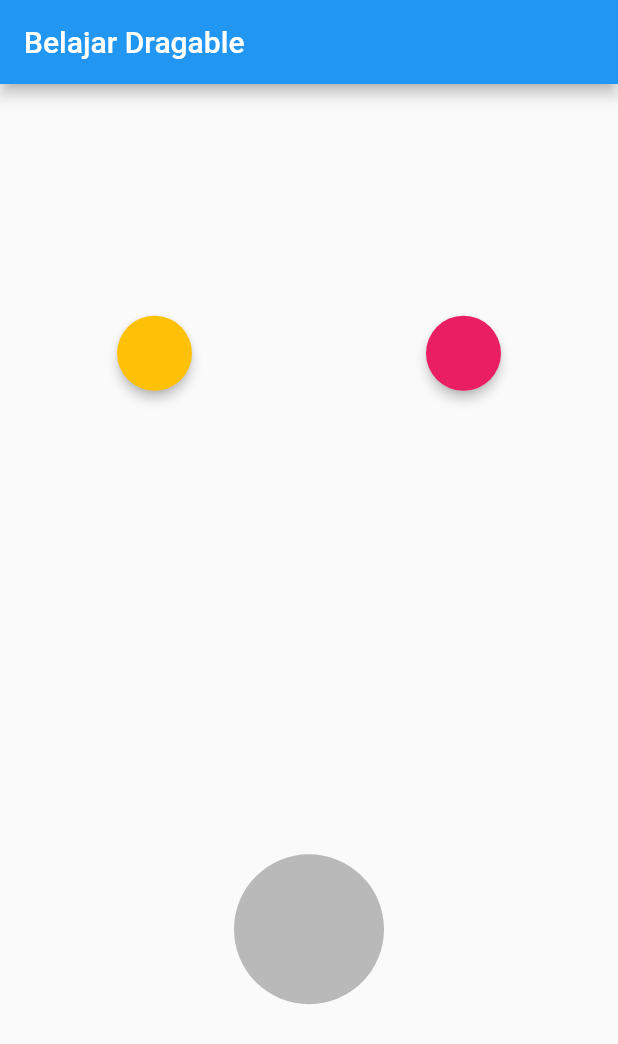
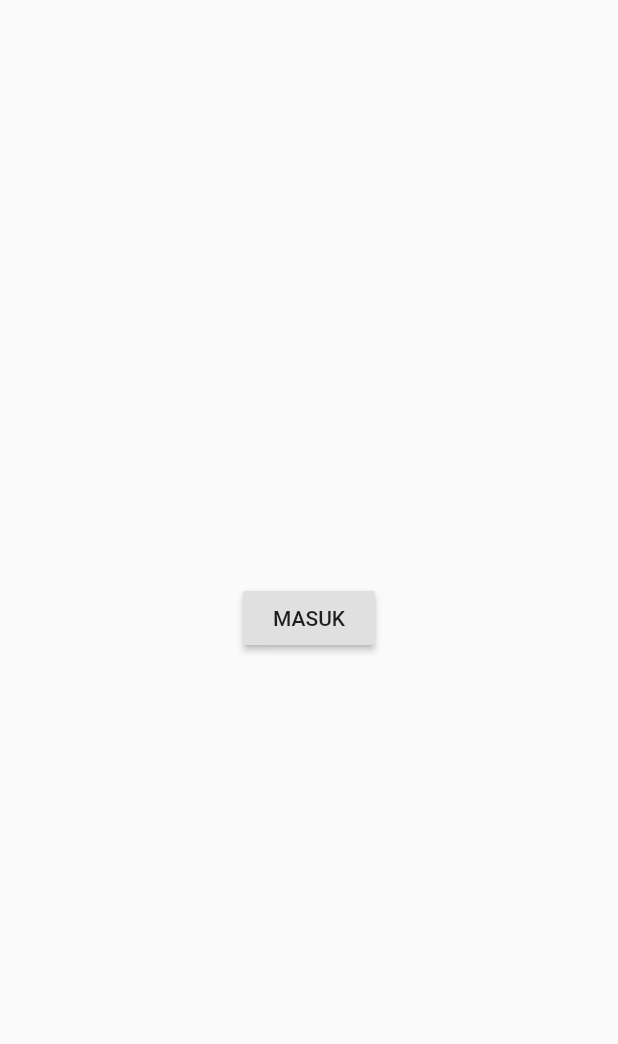
Before and after one commit to montohang/belajar-flutter, a Flutter app: the screen it shows after launch, on a phone screen of 412 x 824 dp. Shown: the top 1044 px of the screen. Run offline on Flutter 3.47's test engine with Material 2 defaults, Android fonts, the phone set to English and light mode, and no system bars.

Commit message:
[Belajar Navigasi]

```diff
--- a/lib/main.dart
+++ b/lib/main.dart
@@ -8,6 +8,8 @@ void main() {
 class MyApp extends StatelessWidget {
   @override
   Widget build(BuildContext context) {
-    return MyDragable();
+    return MaterialApp(
+      home: MyLoginPage(),
+    );
   }
 }
--- /dev/null
+++ b/lib/pages/login_page.dart
@@ -0,0 +1,18 @@
+part of 'pages.dart';
+
+class MyLoginPage extends StatelessWidget {
+  @override
+  Widget build(BuildContext context) {
+    return Scaffold(
+      body: Center(
+          child: RaisedButton(
+              child: Text("MASUK"),
+              onPressed: () {
+                Navigator.pushReplacement(context,
+                    MaterialPageRoute(builder: (context) {
+                  return MyMainPage();
+                }));
+              })),
+    );
+  }
+}
--- a/lib/pages/pages.dart
+++ b/lib/pages/pages.dart
@@ -12,3 +12,6 @@ part 'flexible_widget.dart';
 part 'stack_and_align_widget.dart';
 part 'image_widget.dart';
 part 'dragable.dart';
+part 'login_page.dart';
+part 'main_page.dart';
+part 'second_page.dart';
```
Also changed, not shown: lib/pages/main_page.dart (added, +18 -0 lines), lib/pages/second_page.dart (added, +16 -0 lines).
